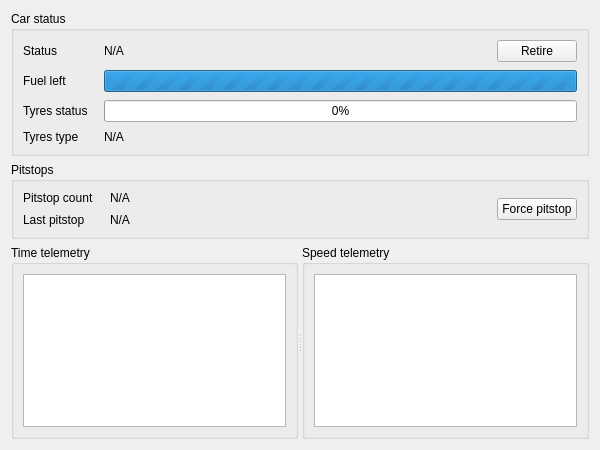
Old version of the form src/forse/team_monitor/CarStatusWidget.ui in the repository Pesa/forse.
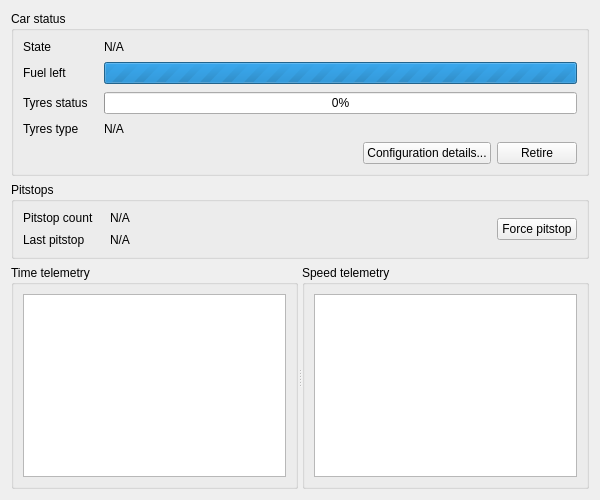
New version of the form.

Commit message: [team_{backend,monitor}] Show car's & pilot's config parameters in the GUI.

What changed in the file:
```diff
--- a/src/forse/team_monitor/CarStatusWidget.ui
+++ b/src/forse/team_monitor/CarStatusWidget.ui
@@ -7,7 +7,7 @@
     <x>0</x>
     <y>0</y>
     <width>600</width>
-    <height>450</height>
+    <height>500</height>
    </rect>
   </property>
   <property name="windowTitle">
@@ -19,6 +19,8 @@
      <property name="title">
       <string>Car status</string>
      </property>
+     <layout class="QVBoxLayout" name="verticalLayout_4">
+      <item>
      <layout class="QFormLayout" name="formLayout_2">
       <property name="horizontalSpacing">
        <number>16</number>
@@ -29,14 +31,12 @@
       <item row="0" column="0">
        <widget class="QLabel" name="label_6">
         <property name="text">
-         <string>Status</string>
+           <string>State</string>
         </property>
        </widget>
       </item>
       <item row="0" column="1">
-       <layout class="QHBoxLayout" name="horizontalLayout_2">
-        <item>
-         <widget class="QLabel" name="statusLabel">
+         <widget class="QLabel" name="stateLabel">
           <property name="sizePolicy">
            <sizepolicy hsizetype="Expanding" vsizetype="Preferred">
             <horstretch>0</horstretch>
@@ -47,15 +47,6 @@
            <string>N/A</string>
           </property>
          </widget>
-        </item>
-        <item>
-         <widget class="QPushButton" name="retireButton">
-          <property name="text">
-           <string>Retire</string>
-          </property>
-         </widget>
-        </item>
-       </layout>
       </item>
       <item row="1" column="0">
        <widget class="QLabel" name="label_3">
@@ -107,6 +98,39 @@
          <string>N/A</string>
         </property>
        </widget>
+        </item>
+       </layout>
+      </item>
+      <item>
+       <layout class="QHBoxLayout" name="horizontalLayout_2">
+        <item>
+         <spacer name="horizontalSpacer">
+          <property name="orientation">
+           <enum>Qt::Horizontal</enum>
+          </property>
+          <property name="sizeHint" stdset="0">
+           <size>
+            <width>40</width>
+            <height>20</height>
+           </size>
+          </property>
+         </spacer>
+        </item>
+        <item>
+         <widget class="QPushButton" name="configButton">
+          <property name="text">
+           <string>Configuration details...</string>
+          </property>
+         </widget>
+        </item>
+        <item>
+         <widget class="QPushButton" name="retireButton">
+          <property name="text">
+           <string>Retire</string>
+          </property>
+         </widget>
+        </item>
+       </layout>
       </item>
      </layout>
     </widget>
```
Lines whose indentation alone changed are shown as unchanged. The commit also changes 4 other files.
